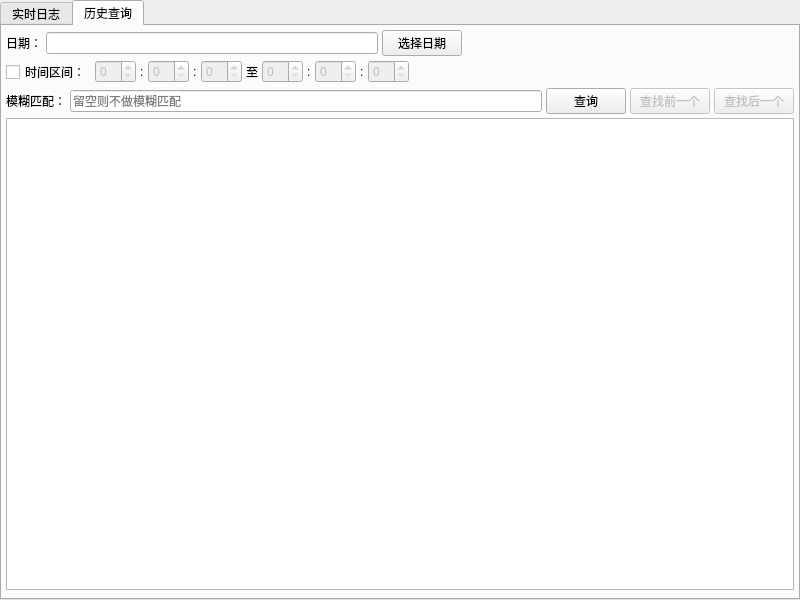
First picture: the form in OHB80PortMonitor_V_1_0_0/ui/customwidget/loggerwidget/loggerwidget.ui, repository Simon2817/OHB80PortMonitor, before the edit.
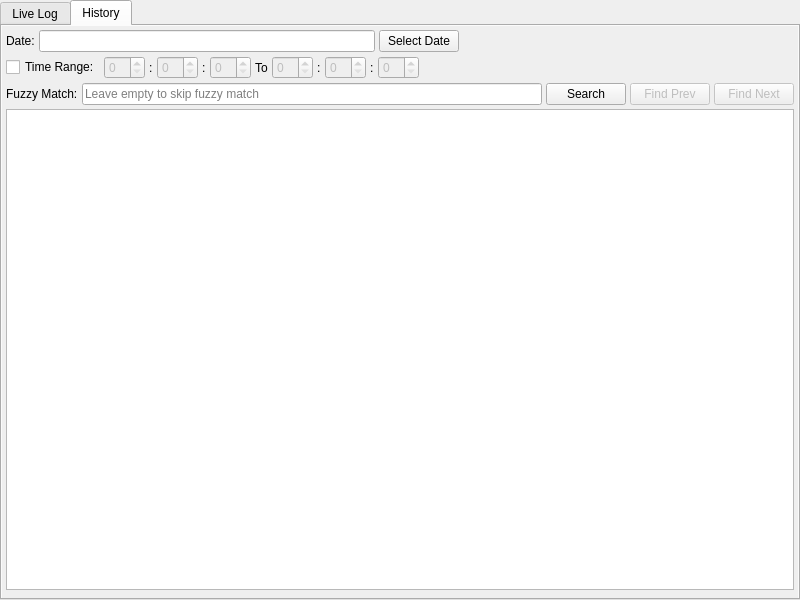
Second picture: the form after the edit. The open tabs and pages were chosen to show the change.

Commit message: 添加通讯信号日志模块

```diff
--- a/OHB80PortMonitor_V_1_0_0/ui/customwidget/loggerwidget/loggerwidget.ui
+++ b/OHB80PortMonitor_V_1_0_0/ui/customwidget/loggerwidget/loggerwidget.ui
@@ -33,7 +33,7 @@
      </property>
      <widget class="QWidget" name="liveTab">
       <attribute name="title">
-       <string>实时日志</string>
+       <string>Live Log</string>
       </attribute>
       <layout class="QVBoxLayout" name="liveLayout">
        <property name="spacing">
@@ -67,8 +67,11 @@
       </layout>
      </widget>
      <widget class="QWidget" name="historyTab">
+      <property name="autoFillBackground">
+       <bool>true</bool>
+      </property>
       <attribute name="title">
-       <string>历史查询</string>
+       <string>History</string>
       </attribute>
       <layout class="QVBoxLayout" name="histLayout">
        <property name="spacing">
@@ -91,7 +94,7 @@
          <item>
           <widget class="QLabel" name="labelDate">
            <property name="text">
-            <string>日期：</string>
+            <string>Date:</string>
            </property>
           </widget>
          </item>
@@ -108,7 +111,7 @@
             <cursorShape>PointingHandCursor</cursorShape>
            </property>
            <property name="text">
-            <string>选择日期</string>
+            <string>Select Date</string>
            </property>
           </widget>
          </item>
@@ -132,7 +135,7 @@
          <item>
           <widget class="QCheckBox" name="timeCheck">
            <property name="text">
-            <string>时间区间：</string>
+            <string>Time Range:</string>
            </property>
           </widget>
          </item>
@@ -192,7 +195,7 @@
          <item>
           <widget class="QLabel" name="labelTimeTo">
            <property name="text">
-            <string>至</string>
+            <string>To</string>
            </property>
           </widget>
          </item>
@@ -269,21 +272,21 @@
          <item>
           <widget class="QLabel" name="labelLike">
            <property name="text">
-            <string>模糊匹配：</string>
+            <string>Fuzzy Match:</string>
            </property>
           </widget>
          </item>
          <item>
           <widget class="QLineEdit" name="likeEdit">
            <property name="placeholderText">
-            <string>留空则不做模糊匹配</string>
+            <string>Leave empty to skip fuzzy match</string>
            </property>
           </widget>
          </item>
          <item>
           <widget class="QPushButton" name="searchBtn">
            <property name="text">
-            <string>查询</string>
+            <string>Search</string>
            </property>
           </widget>
          </item>
@@ -293,7 +296,7 @@
             <bool>false</bool>
            </property>
            <property name="text">
-            <string>查找前一个</string>
+            <string>Find Prev</string>
            </property>
           </widget>
          </item>
@@ -303,7 +306,7 @@
             <bool>false</bool>
            </property>
            <property name="text">
-            <string>查找后一个</string>
+            <string>Find Next</string>
            </property>
           </widget>
          </item>
```
Left out of the diff: 2 changed lines with no effect on the pictures. The commit also changes 238 other files.
